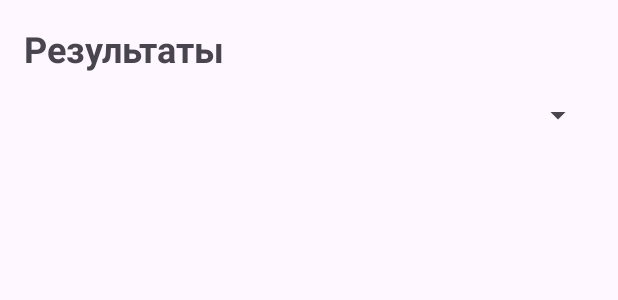
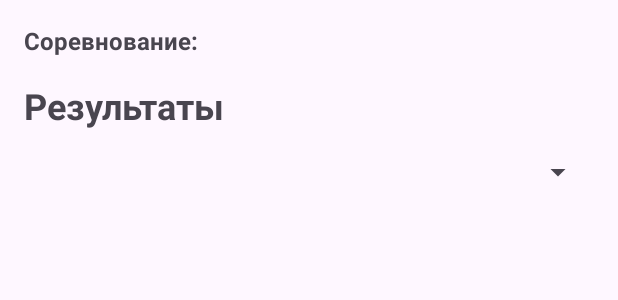
Before and after one commit to Lost756/Nosebrainapp, an Android app: the layout activity_results.xml on its own in the app's theme, with its tools: preview values and no code run, on a phone screen of 412 x 824 dp. Shown: the top 300 px of the screen. Run offline under Robolectric (Android 15) with nearby library versions, the light colour scheme and no system bars.

Commit message:
Баг с отображением результотов

```diff
--- a/Nosebrain/app/src/main/java/com/example/nosebrainapp/MainActivity.java
+++ b/Nosebrain/app/src/main/java/com/example/nosebrainapp/MainActivity.java
@@ -40,9 +40,9 @@ public class MainActivity extends AppCompatActivity {
         initViews();
         loadCompetitions();
 
-        btnStartJudging.setOnClickListener(v -> {
+        btnViewResults.setOnClickListener(v -> {
             if (selectedCompetitionId != -1) {
-                Intent intent = new Intent(MainActivity.this, SelectorsActivity.class);
+                Intent intent = new Intent(MainActivity.this, ResultsListActivity.class);
                 intent.putExtra(Constants.EXTRA_COMPETITION_ID, selectedCompetitionId);
                 intent.putExtra(Constants.EXTRA_COMPETITION_NAME, selectedCompetitionName);
                 startActivity(intent);
--- a/Nosebrain/app/src/main/java/com/example/nosebrainapp/data/repository/CompetitionRepository.java
+++ b/Nosebrain/app/src/main/java/com/example/nosebrainapp/data/repository/CompetitionRepository.java
@@ -55,7 +55,6 @@ public class CompetitionRepository {
             db.competitionDao().delete(competition);
         }
     }
-
     // ==================== КАТЕГОРИИ (CATEGORY) ====================
 
     public List<Category> getCategoriesByCompetition(int competitionId) {
--- a/Nosebrain/app/src/main/res/layout/activity_results.xml
+++ b/Nosebrain/app/src/main/res/layout/activity_results.xml
@@ -6,6 +6,15 @@
     android:orientation="vertical"
     android:background="?android:attr/colorBackground"
     android:padding="16dp">
+
+    <TextView
+        android:id="@+id/txtCompetitionName"
+        android:layout_width="wrap_content"
+        android:layout_height="wrap_content"
+        android:text="Соревнование: "
+        android:textSize="16sp"
+        android:textStyle="bold"
+        android:layout_marginBottom="16dp"/>
 
     <TextView
         android:layout_width="wrap_content"
```
Also changed, not shown: Nosebrain/app/src/main/java/com/example/nosebrainapp/ResultsListActivity.java (+63 -12 lines).
